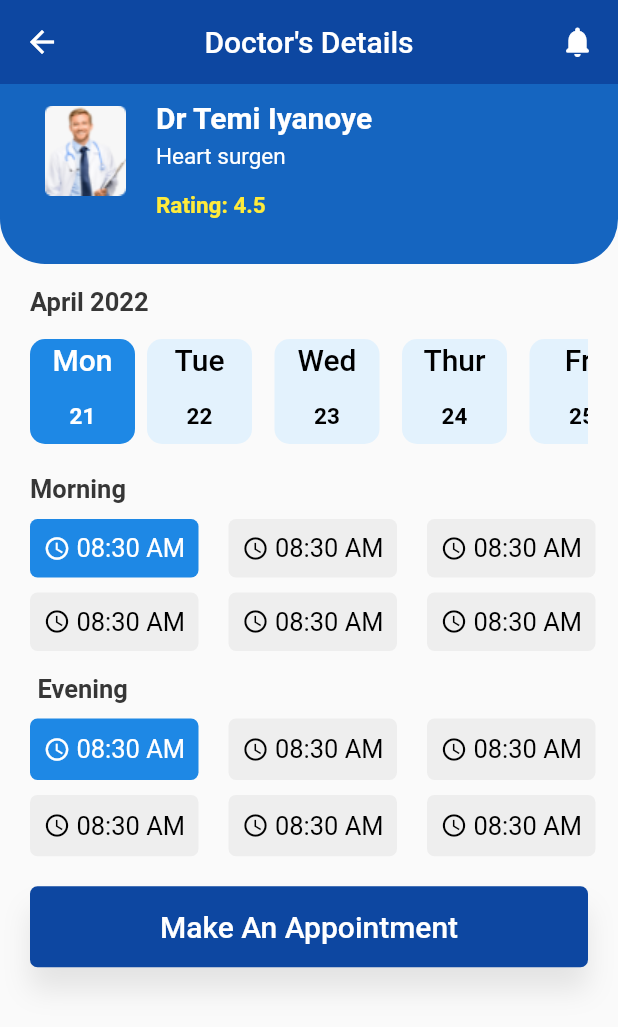
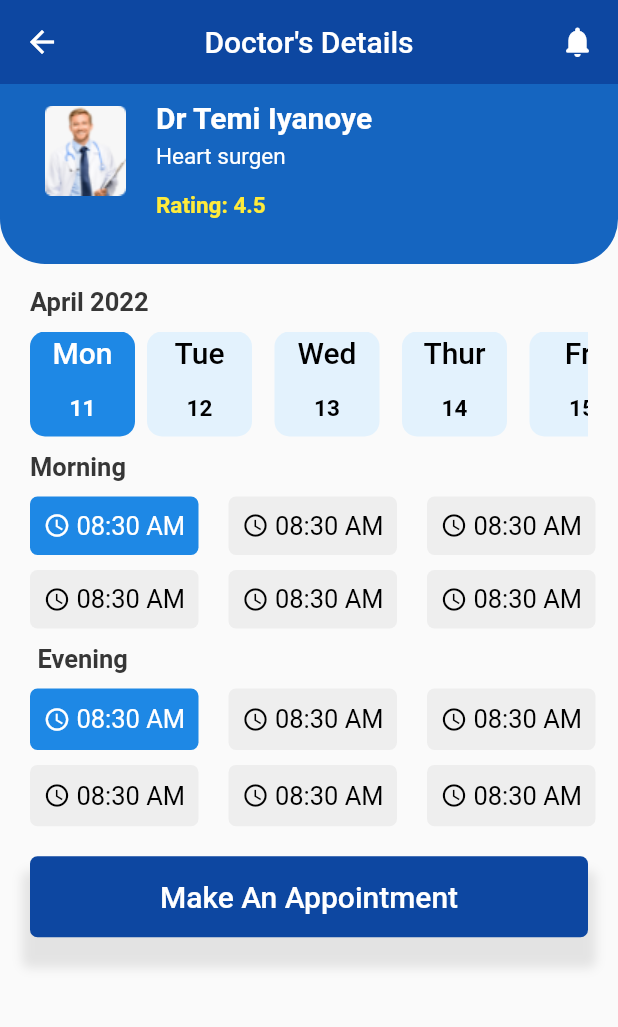
Before and after one commit to T-Tek/doctor_appointment_ui, a Flutter app: the screen it shows after launch, after a tap on "Dr Temi Iyanoye", on a phone screen of 412 x 824 dp. Shown: the top 1027 px of the screen. Run offline on Flutter 3.47's test engine with Material 2 defaults, Android fonts, the phone set to English and light mode, and no system bars.

Commit message:
minor changes made

```diff
--- a/lib/doctor_detail_page.dart
+++ b/lib/doctor_detail_page.dart
@@ -122,24 +122,24 @@ class _DoctorDetailPageState extends State<DoctorDetailPage> {
               ),
             ),
             Container(
-              margin: EdgeInsets.only(left: 20, top: 15, right: 20),
+              margin: EdgeInsets.only(left: 20, top: 10, right: 20),
               height: 70,
               child: ListView(
                 scrollDirection: Axis.horizontal,
                 children: [
-                  demoDates("Mon", "21", true),
-                  demoDates("Tue", "22", false),
-                  demoDates("Wed", "23", false),
-                  demoDates("Thur", "24", false),
-                  demoDates("Fri", "25", false),
-                  demoDates("Sat", "26", false),
-                  demoDates("Sun", "27", false),
-                  demoDates("Mon", "28", false),
+                  demoDates("Mon", "11", true),
+                  demoDates("Tue", "12", false),
+                  demoDates("Wed", "13", false),
+                  demoDates("Thur", "14", false),
+                  demoDates("Fri", "15", false),
+                  demoDates("Sat", "16", false),
+                  demoDates("Sun", "17", false),
+                  demoDates("Mon", "18", false),
                 ],
               ),
             ),
             Container(
-              margin: EdgeInsets.only(left: 20, top: 20),
+              margin: EdgeInsets.only(left: 20, top: 10),
               child: Text(
                 'Morning',
                 style: TextStyle(
@@ -168,7 +168,7 @@ class _DoctorDetailPageState extends State<DoctorDetailPage> {
               ),
             ),
             Container(
-              margin: EdgeInsets.only(left: 25, top: 15),
+              margin: EdgeInsets.only(left: 25, top: 10),
               child: Text(
                 'Evening',
                 style: TextStyle(
@@ -208,8 +208,8 @@ class _DoctorDetailPageState extends State<DoctorDetailPage> {
                   BoxShadow(
                     color: Color(0x17000000),
                     offset: Offset(0, 15),
-                    blurRadius: 15,
-                    spreadRadius: 0,
+                    blurRadius: 5,
+                    spreadRadius: 5,
                   ),
                 ],
               ),
--- a/lib/home_page.dart
+++ b/lib/home_page.dart
@@ -222,27 +222,27 @@ class _HomePageState extends State<HomePage> {
                       "Dr Temi Iyanoye",
                       "Heart Surgeon",
                       "4.1",
-                      "",
+
                     ),
                     demoTopRatedDr(
                       "images/dr_2.png",
                       "Dr. Victoria Leo",
                       "Bone Surgeon",
                       "4.2",
-                      "",
+
                     ),
                     demoTopRatedDr(
                       "images/dr_3.png",
                       "Dr. Rashydon Adebisi",
                       "Eyes Surgeon",
                       "4.4",
-                      "",
+
                     ),
                     demoTopRatedDr(
                         "images/dr_2.png",
                         "Dr. Fred Mask",
                         "Heart Surgeon",
-                        "4.3", ""),
+                        "4.3",),
                   ],
                 ),
               ),
@@ -299,7 +299,7 @@ class _HomePageState extends State<HomePage> {
   }
 
   Widget demoTopRatedDr(String image, String name, String speciality,
-      String rating, String distance) {
+      String rating) {
     var size = MediaQuery.of(context).size;
     return GestureDetector(
       onTap: () {
@@ -326,7 +326,6 @@ class _HomePageState extends State<HomePage> {
               margin: EdgeInsets.only(left: 20, top: 10),
               child: Column(
                 crossAxisAlignment: CrossAxisAlignment.start,
-                mainAxisAlignment: MainAxisAlignment.start,
                 children: [
                   Container(
                     margin: EdgeInsets.only(top: 2),
@@ -341,14 +340,12 @@ class _HomePageState extends State<HomePage> {
                     ),
                   ),
                   Container(
-
                     margin: EdgeInsets.only(top: 10, ),
                     child: Row(
                       mainAxisAlignment: MainAxisAlignment.spaceBetween,
                       children: [
                         Container(
-                          child:
-                            Text(
+                          child: Text(
                             speciality,
                             style: TextStyle(
                               color: Color(0xffababab),
@@ -357,14 +354,17 @@ class _HomePageState extends State<HomePage> {
                             ),
                           ),
                         ),
-                      SizedBox(width: 20,),
+                        SizedBox(width: 30,),
+                        Container(
+                          child: Row(
+
+                            children: [
                                 Text( "Rating: ",
                                   style: TextStyle(
                                 color: Color(0xffababab),
                                 fontFamily: 'Roboto',
                                 fontWeight: FontWeight.w500,
                               )),
-
                                  Text(rating,
                                 style: TextStyle(
                                 color: Color(0xffababab),
@@ -372,6 +372,14 @@ class _HomePageState extends State<HomePage> {
                                 fontWeight: FontWeight.w500,
                               )
                                   ),
+
+                            ],
+                          )
+
+                        ),
+
+
+
                       ],
                     ),
                   ),
```
Lines whose indentation alone changed are shown as unchanged.
